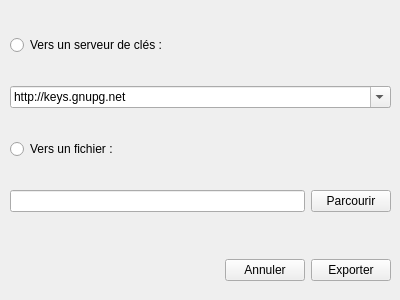
Qt form GuiPG/src/View/keyexport.ui (Diakakodo/GuiPG) before a commit.
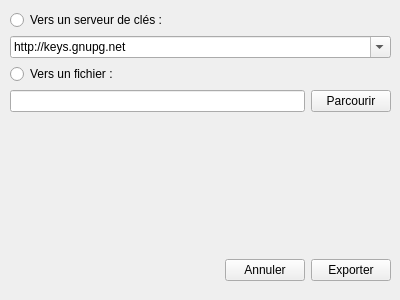
The same form after that commit.

```diff
--- a/GuiPG/src/View/keyexport.ui
+++ b/GuiPG/src/View/keyexport.ui
@@ -90,6 +90,54 @@
       </item>
      </layout>
     </item>
+    <item>
+     <layout class="QHBoxLayout" name="horizontalLayout_6">
+      <item>
+       <widget class="QLabel" name="warningLabel">
+        <property name="palette">
+         <palette>
+          <active>
+           <colorrole role="WindowText">
+            <brush brushstyle="SolidPattern">
+             <color alpha="255">
+              <red>217</red>
+              <green>42</green>
+              <blue>42</blue>
+             </color>
+            </brush>
+           </colorrole>
+          </active>
+          <inactive>
+           <colorrole role="WindowText">
+            <brush brushstyle="SolidPattern">
+             <color alpha="255">
+              <red>217</red>
+              <green>42</green>
+              <blue>42</blue>
+             </color>
+            </brush>
+           </colorrole>
+          </inactive>
+          <disabled>
+           <colorrole role="WindowText">
+            <brush brushstyle="SolidPattern">
+             <color alpha="255">
+              <red>133</red>
+              <green>133</green>
+              <blue>133</blue>
+             </color>
+            </brush>
+           </colorrole>
+          </disabled>
+         </palette>
+        </property>
+        <property name="text">
+         <string/>
+        </property>
+       </widget>
+      </item>
+     </layout>
+    </item>
    </layout>
   </widget>
   <widget class="QWidget" name="horizontalLayoutWidget_5">
```
Left out of the diff: 3 changed lines with no effect on the pictures.
